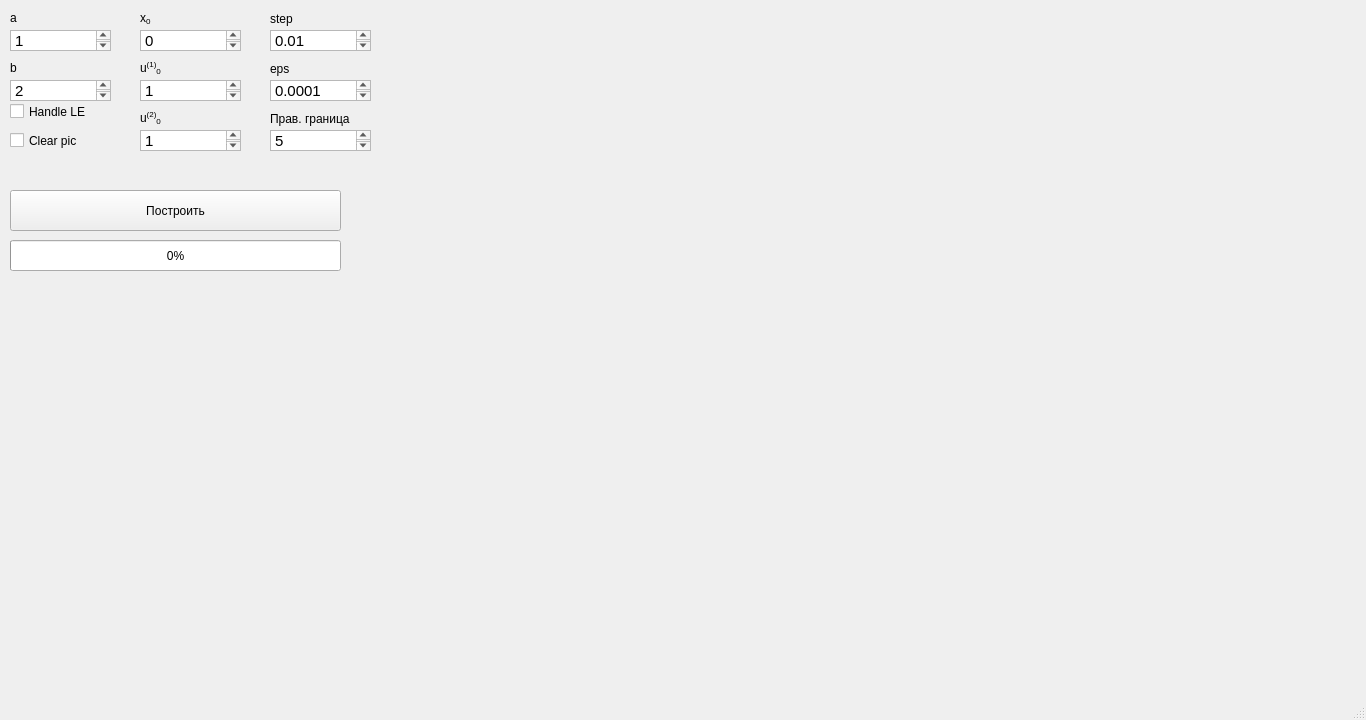
This is Form.ui in morkovka1337/lab2_Num_Met as Qt 5 draws it before an edit. The edited form follows.
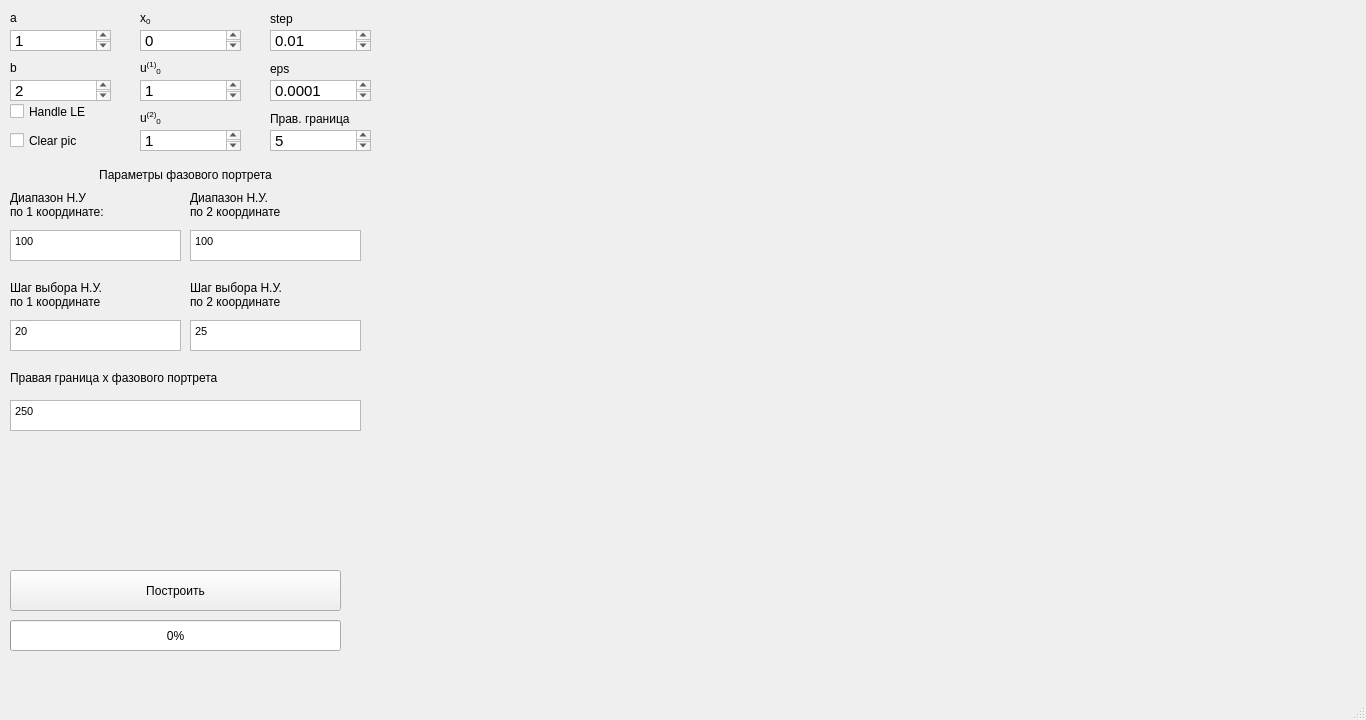
This is the edited form.

Commit message: some params for phase plane added to form

```diff
--- a/Form.ui
+++ b/Form.ui
@@ -28,7 +28,7 @@
     <property name="geometry">
      <rect>
       <x>10</x>
-      <y>240</y>
+      <y>620</y>
       <width>331</width>
       <height>31</height>
      </rect>
@@ -295,7 +295,7 @@
     <property name="geometry">
      <rect>
       <x>10</x>
-      <y>190</y>
+      <y>570</y>
       <width>331</width>
       <height>41</height>
      </rect>
@@ -317,6 +317,169 @@
      <string>Clear pic</string>
     </property>
    </widget>
+   <widget class="QLabel" name="label_3">
+    <property name="geometry">
+     <rect>
+      <x>10</x>
+      <y>160</y>
+      <width>351</width>
+      <height>31</height>
+     </rect>
+    </property>
+    <property name="text">
+     <string>&lt;html&gt;&lt;head/&gt;&lt;body&gt;&lt;p align=&quot;center&quot;&gt;Параметры фазового портрета&lt;/p&gt;&lt;/body&gt;&lt;/html&gt;</string>
+    </property>
+   </widget>
+   <widget class="QTextEdit" name="textEdit_3">
+    <property name="geometry">
+     <rect>
+      <x>10</x>
+      <y>230</y>
+      <width>171</width>
+      <height>31</height>
+     </rect>
+    </property>
+    <property name="html">
+     <string>&lt;!DOCTYPE HTML PUBLIC &quot;-//W3C//DTD HTML 4.0//EN&quot; &quot;http://www.w3.org/TR/REC-html40/strict.dtd&quot;&gt;
+&lt;html&gt;&lt;head&gt;&lt;meta name=&quot;qrichtext&quot; content=&quot;1&quot; /&gt;&lt;style type=&quot;text/css&quot;&gt;
+p, li { white-space: pre-wrap; }
+&lt;/style&gt;&lt;/head&gt;&lt;body style=&quot; font-family:'MS Shell Dlg 2'; font-size:8.25pt; font-weight:400; font-style:normal;&quot;&gt;
+&lt;p style=&quot; margin-top:0px; margin-bottom:0px; margin-left:0px; margin-right:0px; -qt-block-indent:0; text-indent:0px;&quot;&gt;100&lt;/p&gt;&lt;/body&gt;&lt;/html&gt;</string>
+    </property>
+   </widget>
+   <widget class="QLabel" name="label_4">
+    <property name="geometry">
+     <rect>
+      <x>10</x>
+      <y>190</y>
+      <width>171</width>
+      <height>31</height>
+     </rect>
+    </property>
+    <property name="text">
+     <string>&lt;html&gt;&lt;head/&gt;&lt;body&gt;&lt;p&gt;Диапазон Н.У &lt;br/&gt;по 1 координате:&lt;/p&gt;&lt;/body&gt;&lt;/html&gt;</string>
+    </property>
+   </widget>
+   <widget class="QLabel" name="label_5">
+    <property name="geometry">
+     <rect>
+      <x>190</x>
+      <y>190</y>
+      <width>171</width>
+      <height>31</height>
+     </rect>
+    </property>
+    <property name="text">
+     <string>&lt;html&gt;&lt;head/&gt;&lt;body&gt;&lt;p&gt;Диапазон Н.У.&lt;br/&gt;по 2 координате&lt;/p&gt;&lt;/body&gt;&lt;/html&gt;</string>
+    </property>
+   </widget>
+   <widget class="QTextEdit" name="textEdit_4">
+    <property name="geometry">
+     <rect>
+      <x>190</x>
+      <y>230</y>
+      <width>171</width>
+      <height>31</height>
+     </rect>
+    </property>
+    <property name="html">
+     <string>&lt;!DOCTYPE HTML PUBLIC &quot;-//W3C//DTD HTML 4.0//EN&quot; &quot;http://www.w3.org/TR/REC-html40/strict.dtd&quot;&gt;
+&lt;html&gt;&lt;head&gt;&lt;meta name=&quot;qrichtext&quot; content=&quot;1&quot; /&gt;&lt;style type=&quot;text/css&quot;&gt;
+p, li { white-space: pre-wrap; }
+&lt;/style&gt;&lt;/head&gt;&lt;body style=&quot; font-family:'MS Shell Dlg 2'; font-size:8.25pt; font-weight:400; font-style:normal;&quot;&gt;
+&lt;p style=&quot; margin-top:0px; margin-bottom:0px; margin-left:0px; margin-right:0px; -qt-block-indent:0; text-indent:0px;&quot;&gt;100&lt;/p&gt;&lt;/body&gt;&lt;/html&gt;</string>
+    </property>
+   </widget>
+   <widget class="QTextEdit" name="textEdit_5">
+    <property name="geometry">
+     <rect>
+      <x>10</x>
+      <y>400</y>
+      <width>351</width>
+      <height>31</height>
+     </rect>
+    </property>
+    <property name="html">
+     <string>&lt;!DOCTYPE HTML PUBLIC &quot;-//W3C//DTD HTML 4.0//EN&quot; &quot;http://www.w3.org/TR/REC-html40/strict.dtd&quot;&gt;
+&lt;html&gt;&lt;head&gt;&lt;meta name=&quot;qrichtext&quot; content=&quot;1&quot; /&gt;&lt;style type=&quot;text/css&quot;&gt;
+p, li { white-space: pre-wrap; }
+&lt;/style&gt;&lt;/head&gt;&lt;body style=&quot; font-family:'MS Shell Dlg 2'; font-size:8.25pt; font-weight:400; font-style:normal;&quot;&gt;
+&lt;p style=&quot; margin-top:0px; margin-bottom:0px; margin-left:0px; margin-right:0px; -qt-block-indent:0; text-indent:0px;&quot;&gt;250&lt;/p&gt;&lt;/body&gt;&lt;/html&gt;</string>
+    </property>
+   </widget>
+   <widget class="QLabel" name="label_12">
+    <property name="geometry">
+     <rect>
+      <x>10</x>
+      <y>370</y>
+      <width>351</width>
+      <height>16</height>
+     </rect>
+    </property>
+    <property name="text">
+     <string>Правая граница x фазового портрета</string>
+    </property>
+   </widget>
+   <widget class="QTextEdit" name="textEdit_12">
+    <property name="geometry">
+     <rect>
+      <x>190</x>
+      <y>320</y>
+      <width>171</width>
+      <height>31</height>
+     </rect>
+    </property>
+    <property name="html">
+     <string>&lt;!DOCTYPE HTML PUBLIC &quot;-//W3C//DTD HTML 4.0//EN&quot; &quot;http://www.w3.org/TR/REC-html40/strict.dtd&quot;&gt;
+&lt;html&gt;&lt;head&gt;&lt;meta name=&quot;qrichtext&quot; content=&quot;1&quot; /&gt;&lt;style type=&quot;text/css&quot;&gt;
+p, li { white-space: pre-wrap; }
+&lt;/style&gt;&lt;/head&gt;&lt;body style=&quot; font-family:'MS Shell Dlg 2'; font-size:8.25pt; font-weight:400; font-style:normal;&quot;&gt;
+&lt;p style=&quot; margin-top:0px; margin-bottom:0px; margin-left:0px; margin-right:0px; -qt-block-indent:0; text-indent:0px;&quot;&gt;25&lt;/p&gt;&lt;/body&gt;&lt;/html&gt;</string>
+    </property>
+   </widget>
+   <widget class="QLabel" name="label_13">
+    <property name="geometry">
+     <rect>
+      <x>190</x>
+      <y>280</y>
+      <width>171</width>
+      <height>31</height>
+     </rect>
+    </property>
+    <property name="text">
+     <string>&lt;html&gt;&lt;head/&gt;&lt;body&gt;&lt;p&gt;Шаг выбора Н.У.&lt;br/&gt;по 2 координате&lt;/p&gt;&lt;/body&gt;&lt;/html&gt;</string>
+    </property>
+   </widget>
+   <widget class="QLabel" name="label_14">
+    <property name="geometry">
+     <rect>
+      <x>10</x>
+      <y>280</y>
+      <width>171</width>
+      <height>31</height>
+     </rect>
+    </property>
+    <property name="text">
+     <string>&lt;html&gt;&lt;head/&gt;&lt;body&gt;&lt;p&gt;Шаг выбора Н.У.&lt;br/&gt;по 1 координате&lt;/p&gt;&lt;/body&gt;&lt;/html&gt;</string>
+    </property>
+   </widget>
+   <widget class="QTextEdit" name="textEdit_13">
+    <property name="geometry">
+     <rect>
+      <x>10</x>
+      <y>320</y>
+      <width>171</width>
+      <height>31</height>
+     </rect>
+    </property>
+    <property name="html">
+     <string>&lt;!DOCTYPE HTML PUBLIC &quot;-//W3C//DTD HTML 4.0//EN&quot; &quot;http://www.w3.org/TR/REC-html40/strict.dtd&quot;&gt;
+&lt;html&gt;&lt;head&gt;&lt;meta name=&quot;qrichtext&quot; content=&quot;1&quot; /&gt;&lt;style type=&quot;text/css&quot;&gt;
+p, li { white-space: pre-wrap; }
+&lt;/style&gt;&lt;/head&gt;&lt;body style=&quot; font-family:'MS Shell Dlg 2'; font-size:8.25pt; font-weight:400; font-style:normal;&quot;&gt;
+&lt;p style=&quot; margin-top:0px; margin-bottom:0px; margin-left:0px; margin-right:0px; -qt-block-indent:0; text-indent:0px;&quot;&gt;20&lt;/p&gt;&lt;/body&gt;&lt;/html&gt;</string>
+    </property>
+   </widget>
   </widget>
   <widget class="QMenuBar" name="menubar">
    <property name="geometry">
```
The commit also changes 3 other files.
